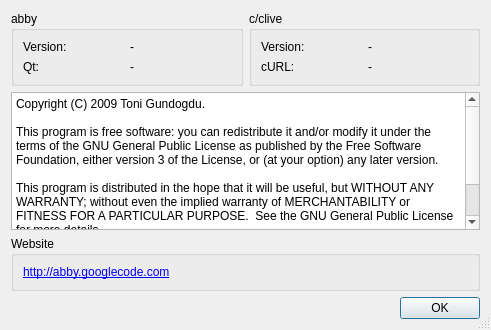
Old version of the form rc/aboutdlg.ui in the repository guendto/abby.
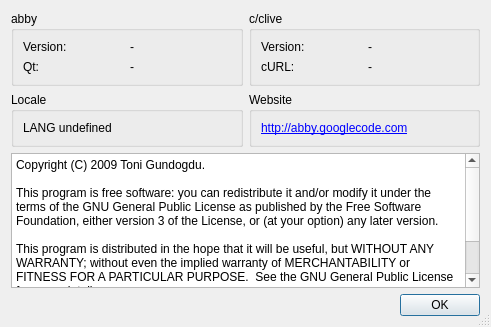
New version of the form.

Commit message: Show locale.

```diff
--- a/rc/aboutdlg.ui
+++ b/rc/aboutdlg.ui
@@ -5,12 +5,12 @@
   <property name="windowModality" >
    <enum>Qt::ApplicationModal</enum>
   </property>
-  <property name="geometry" >
+  <property name="geometry">
    <rect>
     <x>0</x>
     <y>0</y>
     <width>491</width>
-    <height>330</height>
+    <height>327</height>
    </rect>
   </property>
   <property name="windowTitle" >
@@ -98,52 +98,52 @@
      </item>
     </layout>
    </item>
-   <item row="1" column="0" >
-    <widget class="QTextEdit" name="LicenseEdit" >
-     <property name="readOnly" >
-      <bool>true</bool>
-     </property>
-     <property name="html" >
-      <string>&lt;!DOCTYPE HTML PUBLIC "-//W3C//DTD HTML 4.0//EN" "http://www.w3.org/TR/REC-html40/strict.dtd">
-&lt;html>&lt;head>&lt;meta name="qrichtext" content="1" />&lt;style type="text/css">
+   <item row="2" column="0">
+    <layout class="QHBoxLayout" name="horizontalLayout_2">
+     <item>
+      <widget class="QGroupBox" name="groupBox_3">
+       <property name="title">
+        <string>Locale</string>
+       </property>
+       <layout class="QFormLayout" name="formLayout_2">
+        <item row="0" column="0">
+         <widget class="QLabel" name="localeLabel">
+          <property name="text">
+           <string>LANG undefined</string>
+          </property>
+         </widget>
+        </item>
+       </layout>
+      </widget>
+     </item>
+     <item>
+      <widget class="QGroupBox" name="groupBox_2">
+       <property name="title">
+        <string>Website</string>
+       </property>
+       <layout class="QFormLayout" name="formLayout">
+        <item row="0" column="0">
+         <widget class="QLabel" name="label_4">
+          <property name="text">
+           <string>&lt;!DOCTYPE HTML PUBLIC &quot;-//W3C//DTD HTML 4.0//EN&quot; &quot;http://www.w3.org/TR/REC-html40/strict.dtd&quot;&gt;
+&lt;html&gt;&lt;head&gt;&lt;meta name=&quot;qrichtext&quot; content=&quot;1&quot; /&gt;&lt;style type=&quot;text/css&quot;&gt;
 p, li { white-space: pre-wrap; }
-&lt;/style>&lt;/head>&lt;body style=" font-family:'Monospace'; font-size:9pt; font-weight:400; font-style:normal;">
-&lt;p style=" margin-top:0px; margin-bottom:0px; margin-left:0px; margin-right:0px; -qt-block-indent:0; text-indent:0px;">Copyright (C) 2009 Toni Gundogdu.&lt;/p>
-&lt;p style="-qt-paragraph-type:empty; margin-top:0px; margin-bottom:0px; margin-left:0px; margin-right:0px; -qt-block-indent:0; text-indent:0px;">&lt;/p>
-&lt;p style=" margin-top:0px; margin-bottom:0px; margin-left:0px; margin-right:0px; -qt-block-indent:0; text-indent:0px;">This program is free software: you can redistribute it and/or modify it under the terms of the GNU General Public License as published by the Free Software Foundation, either version 3 of the License, or (at your option) any later version.&lt;/p>
-&lt;p style="-qt-paragraph-type:empty; margin-top:0px; margin-bottom:0px; margin-left:0px; margin-right:0px; -qt-block-indent:0; text-indent:0px;">&lt;/p>
-&lt;p style=" margin-top:0px; margin-bottom:0px; margin-left:0px; margin-right:0px; -qt-block-indent:0; text-indent:0px;">This program is distributed in the hope that it will be useful, but WITHOUT ANY WARRANTY; without even the implied warranty of MERCHANTABILITY or FITNESS FOR A PARTICULAR PURPOSE.  See the GNU General Public License for more details.&lt;/p>
-&lt;p style="-qt-paragraph-type:empty; margin-top:0px; margin-bottom:0px; margin-left:0px; margin-right:0px; -qt-block-indent:0; text-indent:0px;">&lt;/p>
-&lt;p style=" margin-top:0px; margin-bottom:0px; margin-left:0px; margin-right:0px; -qt-block-indent:0; text-indent:0px;">You should have received a copy of the GNU General Public License along with this program.  If not, see &amp;lt;http://www.gnu.org/licenses/&amp;gt;.&lt;/p>&lt;/body>&lt;/html></string>
-     </property>
-    </widget>
+&lt;/style&gt;&lt;/head&gt;&lt;body style=&quot; font-family:'Monospace'; font-size:9pt; font-weight:400; font-style:normal;&quot;&gt;
+&lt;p style=&quot; margin-top:0px; margin-bottom:0px; margin-left:0px; margin-right:0px; -qt-block-indent:0; text-indent:0px;&quot;&gt;&lt;a href=&quot;http://code.google.com/p/abby/issues/&quot;&gt;&lt;span style=&quot; text-decoration: underline; color:#0000ff;&quot;&gt;http://abby.googlecode.com&lt;/span&gt;&lt;/a&gt;&lt;/p&gt;&lt;/body&gt;&lt;/html&gt;</string>
+          </property>
+          <property name="openExternalLinks">
+           <bool>false</bool>
+          </property>
+         </widget>
+        </item>
+       </layout>
+      </widget>
+     </item>
+    </layout>
    </item>
-   <item row="2" column="0" >
-    <widget class="QGroupBox" name="groupBox_2" >
-     <property name="title" >
-      <string>Website</string>
-     </property>
-     <layout class="QFormLayout" name="formLayout" >
-      <item row="0" column="0" >
-       <widget class="QLabel" name="label_4" >
-        <property name="text" >
-         <string>&lt;!DOCTYPE HTML PUBLIC "-//W3C//DTD HTML 4.0//EN" "http://www.w3.org/TR/REC-html40/strict.dtd">
-&lt;html>&lt;head>&lt;meta name="qrichtext" content="1" />&lt;style type="text/css">
-p, li { white-space: pre-wrap; }
-&lt;/style>&lt;/head>&lt;body style=" font-family:'Monospace'; font-size:9pt; font-weight:400; font-style:normal;">
-&lt;p style=" margin-top:0px; margin-bottom:0px; margin-left:0px; margin-right:0px; -qt-block-indent:0; text-indent:0px;">&lt;a href="http://code.google.com/p/abby/issues/">&lt;span style=" text-decoration: underline; color:#0000ff;">http://abby.googlecode.com&lt;/span>&lt;/a>&lt;/p>&lt;/body>&lt;/html></string>
-        </property>
-        <property name="openExternalLinks" >
-         <bool>false</bool>
-        </property>
-       </widget>
-      </item>
-     </layout>
-    </widget>
-   </item>
-   <item row="3" column="0" >
-    <widget class="QDialogButtonBox" name="buttonBox" >
-     <property name="orientation" >
+   <item row="4" column="0">
+    <widget class="QDialogButtonBox" name="buttonBox">
+     <property name="orientation">
       <enum>Qt::Horizontal</enum>
      </property>
      <property name="standardButtons" >
@@ -151,6 +151,26 @@
      </property>
     </widget>
    </item>
+   <item row="3" column="0">
+    <widget class="QTextEdit" name="LicenseEdit">
+     <property name="readOnly">
+      <bool>true</bool>
+     </property>
+     <property name="html">
+      <string>&lt;!DOCTYPE HTML PUBLIC &quot;-//W3C//DTD HTML 4.0//EN&quot; &quot;http://www.w3.org/TR/REC-html40/strict.dtd&quot;&gt;
+&lt;html&gt;&lt;head&gt;&lt;meta name=&quot;qrichtext&quot; content=&quot;1&quot; /&gt;&lt;style type=&quot;text/css&quot;&gt;
+p, li { white-space: pre-wrap; }
+&lt;/style&gt;&lt;/head&gt;&lt;body style=&quot; font-family:'Monospace'; font-size:9pt; font-weight:400; font-style:normal;&quot;&gt;
+&lt;p style=&quot; margin-top:0px; margin-bottom:0px; margin-left:0px; margin-right:0px; -qt-block-indent:0; text-indent:0px;&quot;&gt;Copyright (C) 2009 Toni Gundogdu.&lt;/p&gt;
+&lt;p style=&quot;-qt-paragraph-type:empty; margin-top:0px; margin-bottom:0px; margin-left:0px; margin-right:0px; -qt-block-indent:0; text-indent:0px;&quot;&gt;&lt;/p&gt;
+&lt;p style=&quot; margin-top:0px; margin-bottom:0px; margin-left:0px; margin-right:0px; -qt-block-indent:0; text-indent:0px;&quot;&gt;This program is free software: you can redistribute it and/or modify it under the terms of the GNU General Public License as published by the Free Software Foundation, either version 3 of the License, or (at your option) any later version.&lt;/p&gt;
+&lt;p style=&quot;-qt-paragraph-type:empty; margin-top:0px; margin-bottom:0px; margin-left:0px; margin-right:0px; -qt-block-indent:0; text-indent:0px;&quot;&gt;&lt;/p&gt;
+&lt;p style=&quot; margin-top:0px; margin-bottom:0px; margin-left:0px; margin-right:0px; -qt-block-indent:0; text-indent:0px;&quot;&gt;This program is distributed in the hope that it will be useful, but WITHOUT ANY WARRANTY; without even the implied warranty of MERCHANTABILITY or FITNESS FOR A PARTICULAR PURPOSE.  See the GNU General Public License for more details.&lt;/p&gt;
+&lt;p style=&quot;-qt-paragraph-type:empty; margin-top:0px; margin-bottom:0px; margin-left:0px; margin-right:0px; -qt-block-indent:0; text-indent:0px;&quot;&gt;&lt;/p&gt;
+&lt;p style=&quot; margin-top:0px; margin-bottom:0px; margin-left:0px; margin-right:0px; -qt-block-indent:0; text-indent:0px;&quot;&gt;You should have received a copy of the GNU General Public License along with this program.  If not, see &amp;lt;http://www.gnu.org/licenses/&amp;gt;.&lt;/p&gt;&lt;/body&gt;&lt;/html&gt;</string>
+     </property>
+    </widget>
+   </item>
   </layout>
  </widget>
  <resources/>
```
Left out of the diff: 87 changed lines with no effect on the pictures. The commit also changes 2 other files.
